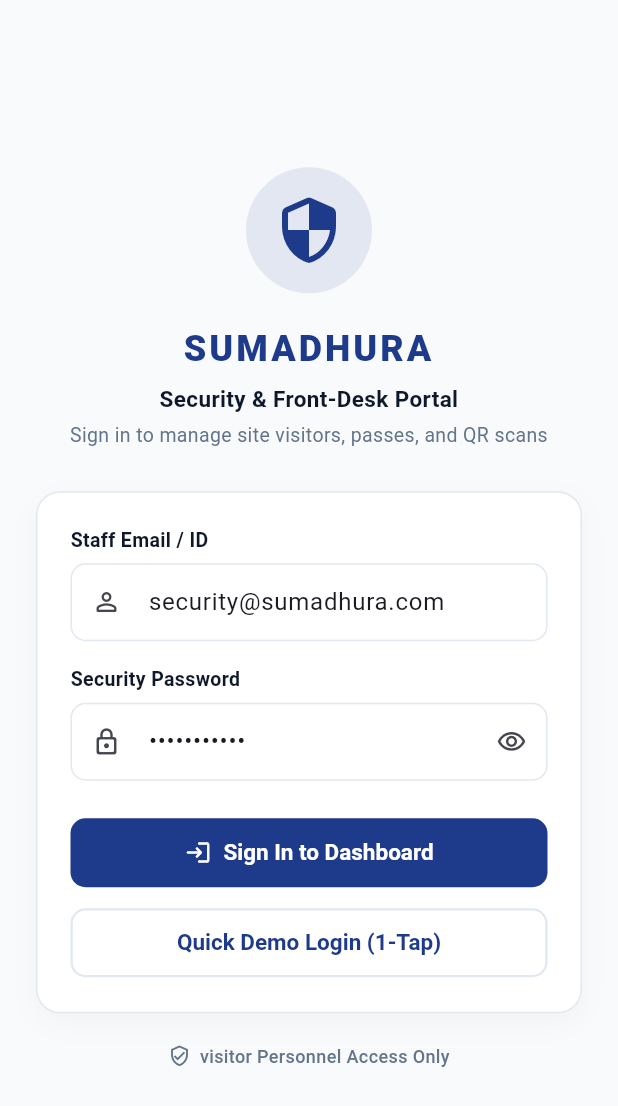
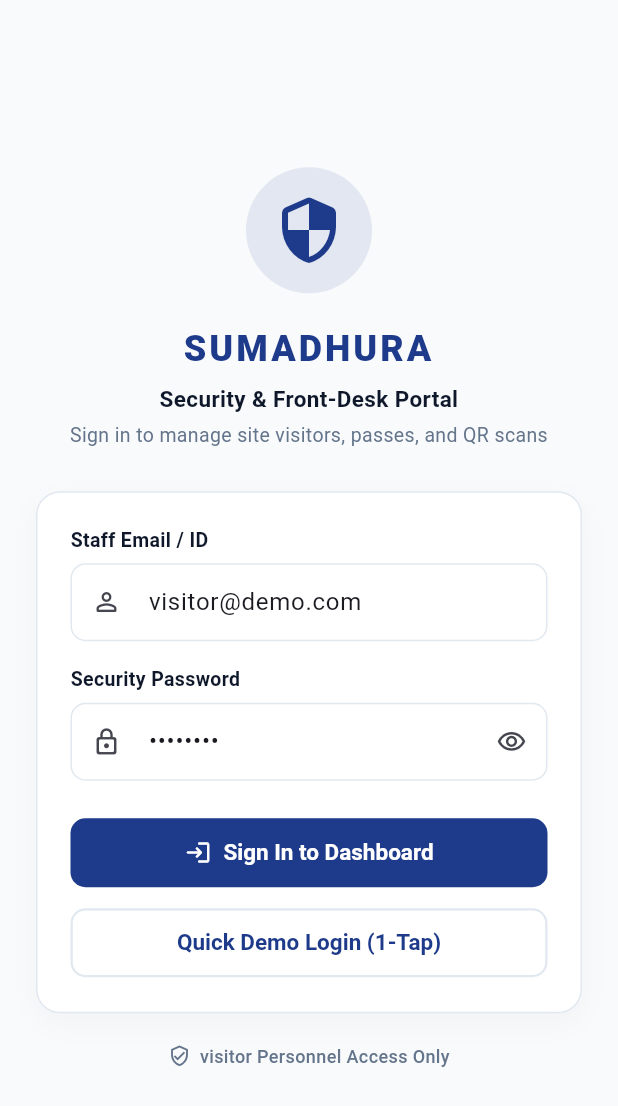
Before and after one commit to chetanshetty326/visitorapp, a Flutter app: the screen it shows after launch, on a phone screen of 412 x 824 dp. Shown: the top 1106 px of the screen. Run offline on Flutter 3.47's test engine with Material 3 defaults, Android fonts, the phone set to English and light mode, and no system bars; our stand-ins replace dio, equatable, flutter_bloc, get_it, qr_flutter, shared_preferences; missing offline and left inert: mobile_scanner.

Commit message:
chore: update dummy login credentials to visitor@demo.com / demo@123

```diff
--- a/lib/features/auth/presentation/screens/login_screen.dart
+++ b/lib/features/auth/presentation/screens/login_screen.dart
@@ -12,8 +12,8 @@ class LoginScreen extends StatefulWidget {
 
 class _LoginScreenState extends State<LoginScreen> {
   final _formKey = GlobalKey<FormState>();
-  final _emailController = TextEditingController(text: 'security@sumadhura.com');
-  final _passwordController = TextEditingController(text: 'security123');
+  final _emailController = TextEditingController(text: 'visitor@demo.com');
+  final _passwordController = TextEditingController(text: 'demo@123');
   bool _obscurePassword = true;
   bool _isLoading = false;
 
@@ -146,7 +146,7 @@ class _LoginScreenState extends State<LoginScreen> {
                               return null;
                             },
                             decoration: const InputDecoration(
-                              hintText: 'e.g. security@sumadhura.com',
+                              hintText: 'e.g. visitor@demo.com',
                               prefixIcon: Icon(Icons.person_outline_rounded, size: 20),
                             ),
                           ),
@@ -230,8 +230,8 @@ class _LoginScreenState extends State<LoginScreen> {
                               onPressed: _isLoading
                                   ? null
                                   : () {
-                                      _emailController.text = 'security@sumadhura.com';
-                                      _passwordController.text = 'security123';
+                                      _emailController.text = 'visitor@demo.com';
+                                      _passwordController.text = 'demo@123';
                                       _performLogin();
                                     },
                               child: const Text('Quick Demo Login (1-Tap)'),
```
Also changed, not shown: 1 other file.
